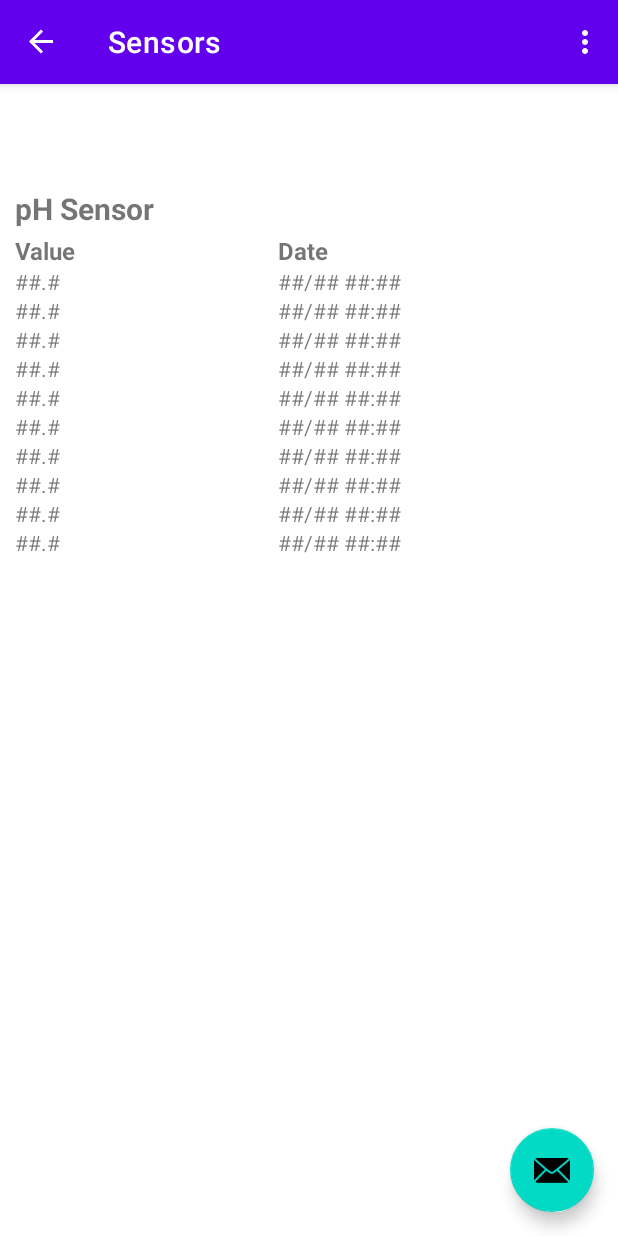
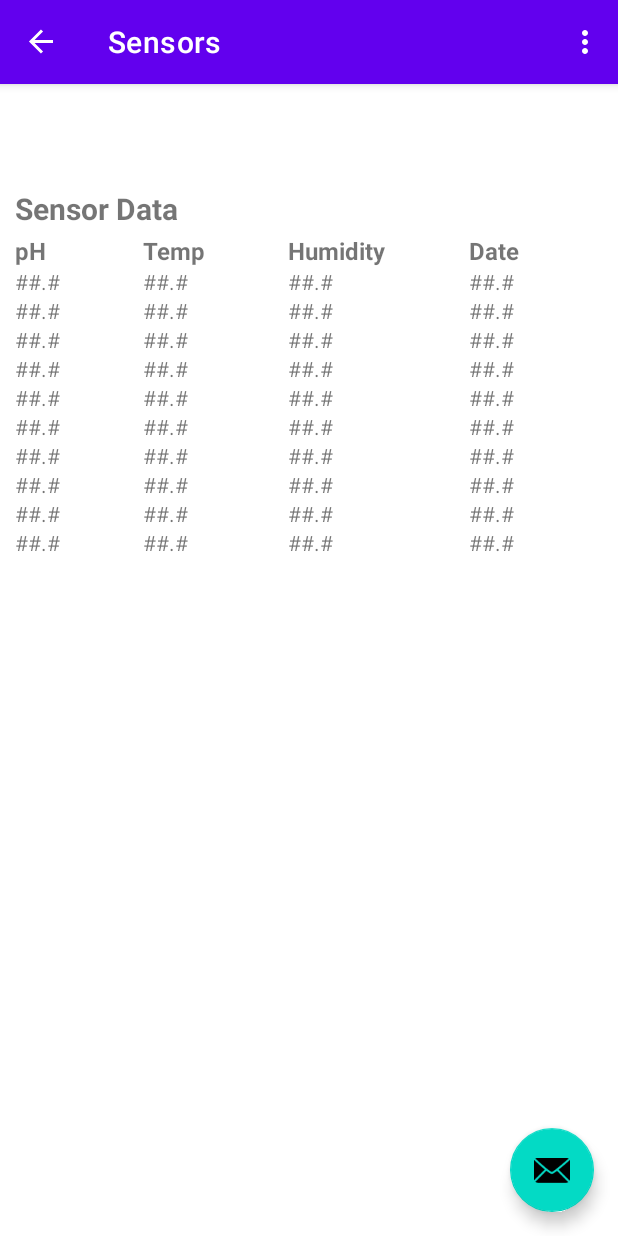
Before and after one commit to bretzle/HydroponicApp, an Android app: the screen it shows after launch (MainActivity), in the side drawer, after a tap on "Sensors", on a phone screen of 412 x 824 dp. Run offline under Robolectric (Android 15) with nearby library versions, the phone set to English and light mode, and no system bars; our stand-ins replace navigation-ui.

Commit message:
Update sensor to display temp + humidity

```diff
--- a/app/src/main/java/edu/hydroponicapp/ui/sensor/SensorFragment.java
+++ b/app/src/main/java/edu/hydroponicapp/ui/sensor/SensorFragment.java
@@ -26,10 +26,12 @@ public class SensorFragment extends Fragment {
     protected String[][] mDataset;
 
     private void initDataset() {
-        mDataset = new String[DATASET_COUNT][2];
+        mDataset = new String[DATASET_COUNT][4];
         for (int i = 0; i < DATASET_COUNT; i++) {
             mDataset[i][0] = "##.#";
-            mDataset[i][1] = "##/## ##:##";
+            mDataset[i][1] = "##.#";
+            mDataset[i][2] = "##.#";
+            mDataset[i][3] = "##/## ##:##";
         }
     }
 
@@ -59,15 +61,25 @@ public class SensorFragment extends Fragment {
 
             ViewGroup.LayoutParams rowParams = rr.getChildAt(0).getLayoutParams();
 
-            TextView label_hello = new TextView(getContext());
-            label_hello.setText(data[0]);
-            label_hello.setLayoutParams(rowParams);
-            row.addView(label_hello);
+            TextView label_ph = new TextView(getContext());
+            label_ph.setText(data[0]);
+            label_ph.setLayoutParams(rowParams);
+            row.addView(label_ph);
 
-            TextView label_android = new TextView(getContext());
-            label_android.setText(data[1]);
-            label_android.setLayoutParams(rowParams);
-            row.addView(label_android);
+            TextView label_temp = new TextView(getContext());
+            label_temp.setText(data[0]);
+            label_temp.setLayoutParams(rowParams);
+            row.addView(label_temp);
+
+            TextView label_humid = new TextView(getContext());
+            label_humid.setText(data[0]);
+            label_humid.setLayoutParams(rowParams);
+            row.addView(label_humid);
+
+            TextView label_date = new TextView(getContext());
+            label_date.setText(data[1]);
+            label_date.setLayoutParams(rowParams);
+            row.addView(label_date);
 
             mTableView.addView(row);
         }
--- a/app/src/main/res/layout/fragment_sensor.xml
+++ b/app/src/main/res/layout/fragment_sensor.xml
@@ -20,7 +20,23 @@
                 android:layout_width="wrap_content"
                 android:layout_height="wrap_content"
                 android:layout_weight="1"
-                android:text="Value"
+                android:text="pH"
+                android:textSize="16sp"
+                android:textStyle="bold" />
+
+            <TextView
+                android:layout_width="wrap_content"
+                android:layout_height="wrap_content"
+                android:layout_weight="1"
+                android:text="Temp"
+                android:textSize="16sp"
+                android:textStyle="bold" />
+
+            <TextView
+                android:layout_width="wrap_content"
+                android:layout_height="wrap_content"
+                android:layout_weight="1"
+                android:text="Humidity"
                 android:textSize="16sp"
                 android:textStyle="bold" />
 
@@ -41,7 +57,7 @@
         android:layout_height="wrap_content"
         android:layout_marginStart="10dp"
         android:layout_marginTop="69dp"
-        android:text="pH Sensor"
+        android:text="Sensor Data"
         android:textSize="20sp"
         android:textStyle="bold"
         app:layout_constraintStart_toStartOf="parent"
```
